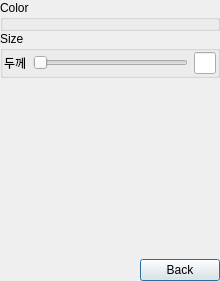
Before: the Qt Designer form ToolBtn/setbrushwidget.ui in smoothie316/Qt, drawn with Qt 5.
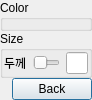
After: the same form once the commit is applied.

Diff of the .ui file:
```diff
--- a/ToolBtn/setbrushwidget.ui
+++ b/ToolBtn/setbrushwidget.ui
@@ -6,8 +6,8 @@
    <rect>
     <x>0</x>
     <y>0</y>
-    <width>220</width>
-    <height>281</height>
+    <width>92</width>
+    <height>77</height>
    </rect>
   </property>
   <property name="sizePolicy">
@@ -98,19 +98,6 @@
     </widget>
    </item>
    <item row="2" column="0">
-    <spacer name="verticalSpacer">
-     <property name="orientation">
-      <enum>Qt::Vertical</enum>
-     </property>
-     <property name="sizeHint" stdset="0">
-      <size>
-       <width>20</width>
-       <height>40</height>
-      </size>
-     </property>
-    </spacer>
-   </item>
-   <item row="3" column="0">
     <layout class="QHBoxLayout" name="horizontalLayout">
      <item>
       <spacer name="horizontalSpacer">
```
Left out of the diff: 14 changed lines with no effect on the pictures.
